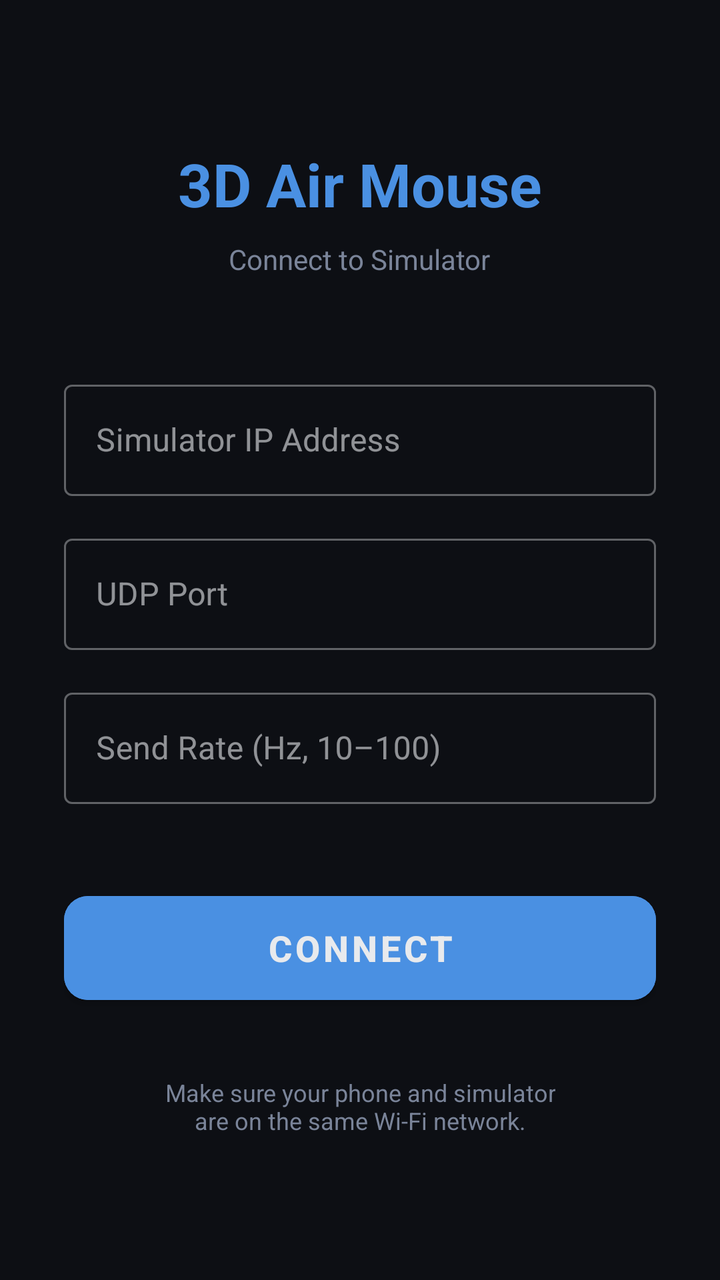
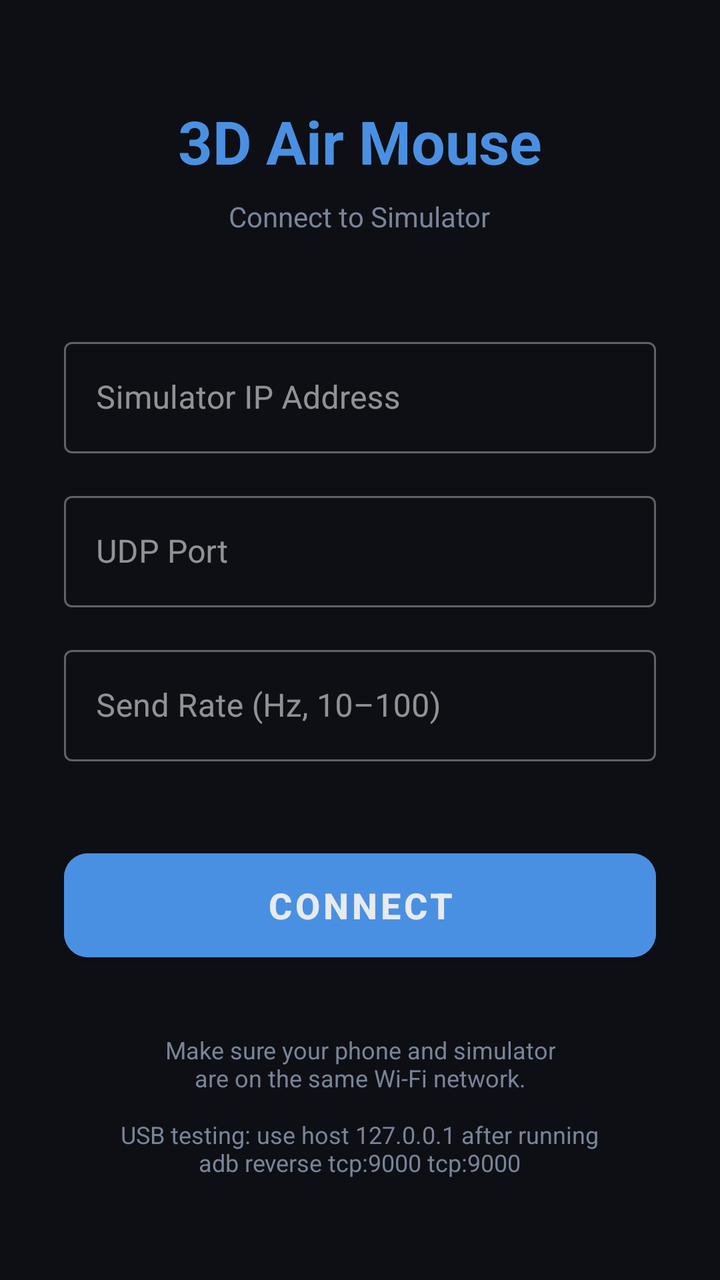

Two renders of the same Android screen: before a commit and after it. Below are the layout's source before the change and the commit's diff.
<!-- AndroidManifest.xml: application theme Theme.AirMouse3D -->
<!-- res/layout/activity_connection.xml -->
<?xml version="1.0" encoding="utf-8"?>
<LinearLayout xmlns:android="http://schemas.android.com/apk/res/android"
    xmlns:tools="http://schemas.android.com/tools"
    android:layout_width="match_parent"
    android:layout_height="match_parent"
    android:orientation="vertical"
    android:gravity="center"
    android:padding="32dp"
    android:background="@color/bg_dark"
    tools:context=".ConnectionActivity">

    
    <TextView
        android:layout_width="wrap_content"
        android:layout_height="wrap_content"
        android:text="3D Air Mouse"
        android:textSize="30sp"
        android:textStyle="bold"
        android:textColor="@color/accent_blue"
        android:layout_marginBottom="8dp"/>

    <TextView
        android:layout_width="wrap_content"
        android:layout_height="wrap_content"
        android:text="Connect to Simulator"
        android:textSize="14sp"
        android:textColor="@color/text_secondary"
        android:layout_marginBottom="48dp"/>

    
    <com.google.android.material.textfield.TextInputLayout
        android:layout_width="match_parent"
        android:layout_height="wrap_content"
        android:hint="Simulator IP Address"
        style="@style/Widget.MaterialComponents.TextInputLayout.OutlinedBox"
        android:layout_marginBottom="16dp">

        <com.google.android.material.textfield.TextInputEditText
            android:id="@+id/etIp"
            android:layout_width="match_parent"
            android:layout_height="wrap_content"
            android:inputType="text"
            android:textColor="@color/text_primary"
            android:imeOptions="actionNext"/>
    </com.google.android.material.textfield.TextInputLayout>

    
    <com.google.android.material.textfield.TextInputLayout
        android:layout_width="match_parent"
        android:layout_height="wrap_content"
        android:hint="UDP Port"
        style="@style/Widget.MaterialComponents.TextInputLayout.OutlinedBox"
        android:layout_marginBottom="16dp">

        <com.google.android.material.textfield.TextInputEditText
            android:id="@+id/etPort"
            android:layout_width="match_parent"
            android:layout_height="wrap_content"
            android:inputType="number"
            android:textColor="@color/text_primary"
            android:imeOptions="actionNext"/>
    </com.google.android.material.textfield.TextInputLayout>

    
    <com.google.android.material.textfield.TextInputLayout
        android:layout_width="match_parent"
        android:layout_height="wrap_content"
        android:hint="Send Rate (Hz, 10–100)"
        style="@style/Widget.MaterialComponents.TextInputLayout.OutlinedBox"
        android:layout_marginBottom="40dp">

        <com.google.android.material.textfield.TextInputEditText
            android:id="@+id/etRate"
            android:layout_width="match_parent"
            android:layout_height="wrap_content"
            android:inputType="number"
            android:textColor="@color/text_primary"
            android:imeOptions="actionDone"/>
    </com.google.android.material.textfield.TextInputLayout>

    
    <com.google.android.material.button.MaterialButton
        android:id="@+id/btnConnect"
        android:layout_width="match_parent"
        android:layout_height="64dp"
        android:text="CONNECT"
        android:textSize="18sp"
        android:textStyle="bold"
        app:cornerRadius="12dp"
        android:backgroundTint="@color/accent_blue"
        xmlns:app="http://schemas.android.com/apk/res-auto"/>

    <TextView
        android:layout_width="wrap_content"
        android:layout_height="wrap_content"
        android:layout_marginTop="32dp"
        android:text="Make sure your phone and simulator\nare on the same Wi-Fi network."
        android:textColor="@color/text_secondary"
        android:textSize="12sp"
        android:gravity="center"/>

</LinearLayout>
<!-- resources referenced by this layout -->
<resources>
  <color name="accent_blue">#4A90E2</color>
  <color name="bg_dark">#0D0F14</color>
  <color name="text_primary">#E8EAED</color>
  <color name="text_secondary">#7A8499</color>
  <style name="Theme.AirMouse3D" parent="Theme.MaterialComponents.DayNight.NoActionBar">
          <item name="colorPrimary">@color/accent_blue</item>
          <item name="colorPrimaryVariant">@color/bg_surface</item>
          <item name="colorOnPrimary">@color/text_primary</item>
          <item name="colorSurface">@color/bg_surface</item>
          <item name="colorOnSurface">@color/text_primary</item>
          <item name="android:windowBackground">@color/bg_dark</item>
          <item name="android:statusBarColor">@color/bg_dark</item>
          <item name="android:navigationBarColor">@color/bg_dark</item>
          <item name="editTextColor">@color/text_primary</item>
          <item name="android:textColorHint">@color/text_secondary</item>
      </style>
  <color name="bg_surface">#161B25</color>
</resources>

<!-- the commit's change to res/layout/activity_connection.xml (unified diff, before → after) -->
@@ -99,4 +99,13 @@
         android:textSize="12sp"
         android:gravity="center"/>
 
+    <TextView
+        android:layout_width="wrap_content"
+        android:layout_height="wrap_content"
+        android:layout_marginTop="12dp"
+        android:text="USB testing: use host 127.0.0.1 after running\nadb reverse tcp:9000 tcp:9000"
+        android:textColor="@color/text_secondary"
+        android:textSize="12sp"
+        android:gravity="center"/>
+
 </LinearLayout>
